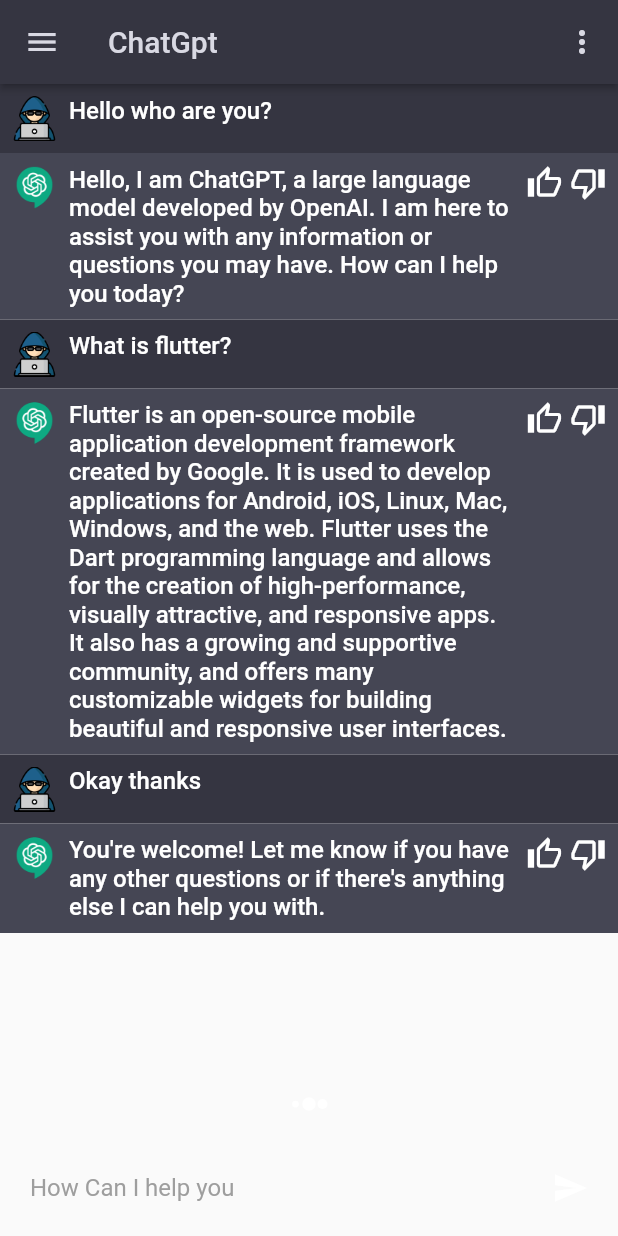
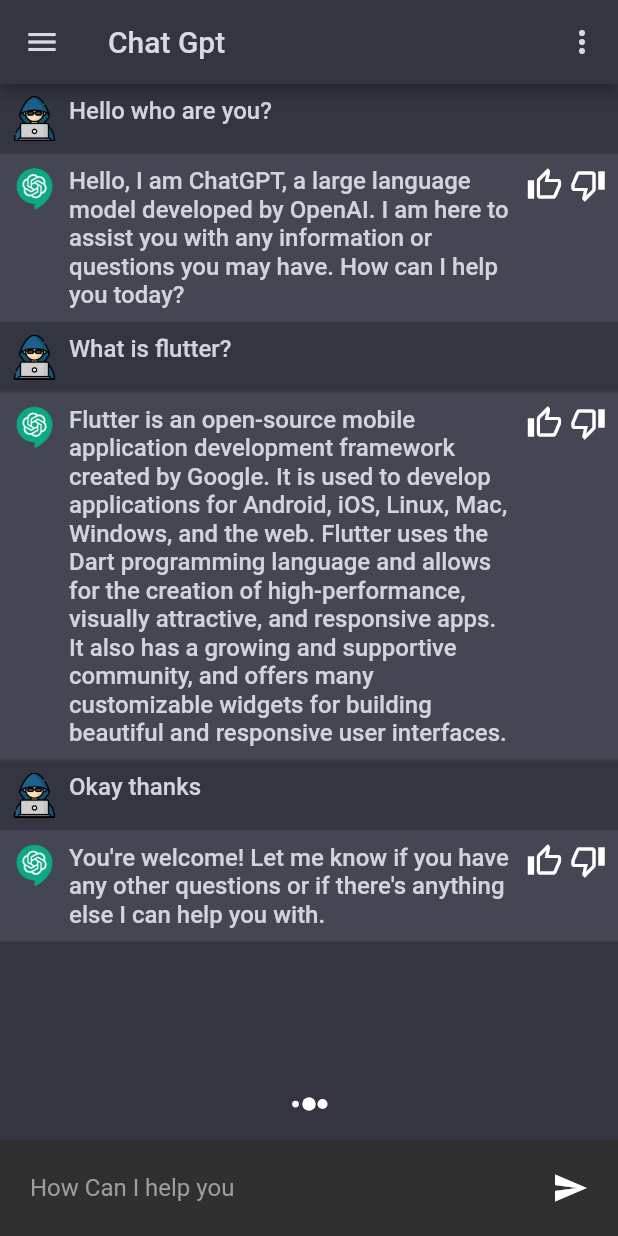
Before and after one commit to salmannaeem112215/chatgpt, a Flutter app: the screen it shows after launch, on a phone screen of 412 x 824 dp. Run offline on Flutter 3.47's test engine with Material 2 defaults, Android fonts, the phone set to English and light mode, and no system bars; our stand-ins replace flutter_spinkit, get.

Commit message:
Half Set the theme

```diff
--- a/lib/configs/themes/app_color.dart
+++ b/lib/configs/themes/app_color.dart
@@ -1,5 +1,7 @@
 // ignore: depend_on_referenced_packages
 import 'package:flutter/material.dart';
+
+import './ui_parameters.dart';
 
 Color scaffoldBackgroundColor = const Color(0xFF343541);
 Color card1Color = const Color(0xFFF7F7F8);
@@ -23,3 +25,18 @@ const Color textColorLight = Color(0xFF384051);
 const Color drawerColor = Color(0xFF202123);
 const Color iconColor = Color(0xFFD9D9E3);
 const Color iconHoverColor = Color(0xFF202123);
+
+// Chat Color
+const Color userChatColorLight = Colors.transparent;
+// const Color userChatColorLight = Color(0xFFFFFFFF);
+const Color botChatColorLight = Color(0xFFF7F7F8);
+
+const Color userChatColorDark = Colors.transparent;
+// const Color userChatColorDark = Color(0xFF353541);
+const Color botChatColorDark = Color(0xFF454654);
+
+Color customUserChatColor(BuildContext context) =>
+    UIParameters.isDarkMode() ? userChatColorDark : userChatColorLight;
+
+Color customBotChatColor(BuildContext context) =>
+    UIParameters.isDarkMode() ? botChatColorDark : botChatColorLight;
--- a/lib/configs/themes/custom_text_styles.dart
+++ b/lib/configs/themes/custom_text_styles.dart
@@ -3,18 +3,11 @@ import 'package:flutter/material.dart';
 
 import './UI_parameters.dart';
 
-TextStyle userText(context) => TextStyle(
-    color: UIParameters.isDarkMode()
-        ? Theme.of(context).textTheme.bodyLarge!.color
-        : Theme.of(context).primaryColor,
-    fontSize: 18,
-    fontWeight: FontWeight.bold);
-TextStyle botText(context) => TextStyle(
-    color: UIParameters.isDarkMode()
-        ? Theme.of(context).textTheme.bodyLarge!.color
-        : Theme.of(context).primaryColor,
-    fontSize: 14,
-    fontWeight: FontWeight.bold);
+TextStyle chatText(context) => TextStyle(
+      color: UIParameters.isDarkMode() ? textColorDark : textColorLight,
+      fontSize: 16,
+      fontWeight: FontWeight.w500,
+    );
 
 const appBarTitleText =
     TextStyle(fontSize: 18, fontWeight: FontWeight.w700, color: iconColor);
--- a/lib/main.dart
+++ b/lib/main.dart
@@ -29,8 +29,8 @@ class _MyAppState extends State<MyApp> {
   Widget build(BuildContext context) {
     return GetMaterialApp(
         debugShowCheckedModeBanner: false,
-        theme: LightTheme().buildLigtTheme(),
-        // theme: DarkTheme().buildDarkTheme(),
+        // theme: LightTheme().buildLigtTheme(),
+        theme: DarkTheme().buildDarkTheme(),
         getPages: AppRoutes.routes());
   }
 }
--- a/lib/screens/chat/chat_screen.dart
+++ b/lib/screens/chat/chat_screen.dart
@@ -17,12 +17,11 @@ class _ChatScreenState extends State<ChatScreen> {
   Widget build(BuildContext context) {
     return Scaffold(
       appBar: AppBar(
-        elevation: 2,
         leading: IconButton(
           onPressed: () {},
           icon: const Icon(Icons.menu),
         ),
-        title: const Text('ChatGpt'),
+        title: const Text('Chat Gpt'),
         actions: [
           IconButton(
             onPressed: () async {
--- a/lib/screens/chat/components/body.dart
+++ b/lib/screens/chat/components/body.dart
@@ -33,8 +33,7 @@ class _BodyState extends State<Body> {
 
   @override
   Widget build(BuildContext context) {
-    return Column(
-      children: [
+    return Column(children: [
       Flexible(
         child: ListView.builder(
           itemCount: 6,
@@ -44,7 +43,7 @@ class _BodyState extends State<Body> {
           ),
         ),
       ),
-        // if (_isTyping) ...[
+      if (_isTyping) ...[
         const SpinKitThreeBounce(
           color: Colors.white,
           size: 18,
@@ -80,6 +79,6 @@ class _BodyState extends State<Body> {
           ),
         ),
       ],
-    );
+    ]);
   }
 }
--- a/lib/widgets/chat_widget.dart
+++ b/lib/widgets/chat_widget.dart
@@ -1,4 +1,5 @@
 import 'package:chatgpt/configs/themes/app_color.dart';
+import 'package:chatgpt/configs/themes/custom_text_styles.dart';
 import 'package:chatgpt/constants/constants.dart';
 import 'package:chatgpt/services/assets_manager.dart';
 import 'package:chatgpt/widgets/text_widget.dart';
@@ -15,8 +16,16 @@ class ChatWidget extends StatelessWidget {
   @override
   Widget build(BuildContext context) {
     return Material(
-      color: chatIndex == 0 ? primaryColorDark : cardColorDark,
-      child: Padding(
+      color: chatIndex == 0
+          ? customUserChatColor(context)
+          : customBotChatColor(context),
+      child: Container(
+        decoration: BoxDecoration(
+            border: chatIndex == 0
+                ? null
+                : Border.symmetric(
+                    horizontal: BorderSide(
+                        color: Color.fromARGB(29, 0, 0, 0), width: 1))),
         padding: const EdgeInsets.all(8),
         child: Row(
           crossAxisAlignment: CrossAxisAlignment.start,
@@ -27,7 +36,12 @@ class ChatWidget extends StatelessWidget {
               width: 30,
             ),
             const SizedBox(width: 8),
-            Expanded(child: TextWidget(label: msg)),
+            Expanded(
+              child: Text(
+                msg,
+                style: chatText(context),
+              ),
+            ),
             const SizedBox(width: 8),
             chatIndex == 0
                 ? const SizedBox.shrink()
@@ -37,12 +51,10 @@ class ChatWidget extends StatelessWidget {
                     children: const [
                       Icon(
                         Icons.thumb_up_alt_outlined,
-                        color: Colors.white,
                       ),
                       SizedBox(width: 5),
                       Icon(
                         Icons.thumb_down_alt_outlined,
-                        color: Colors.white,
                       )
                     ],
                   )
```
Lines whose indentation alone changed are shown as unchanged.
